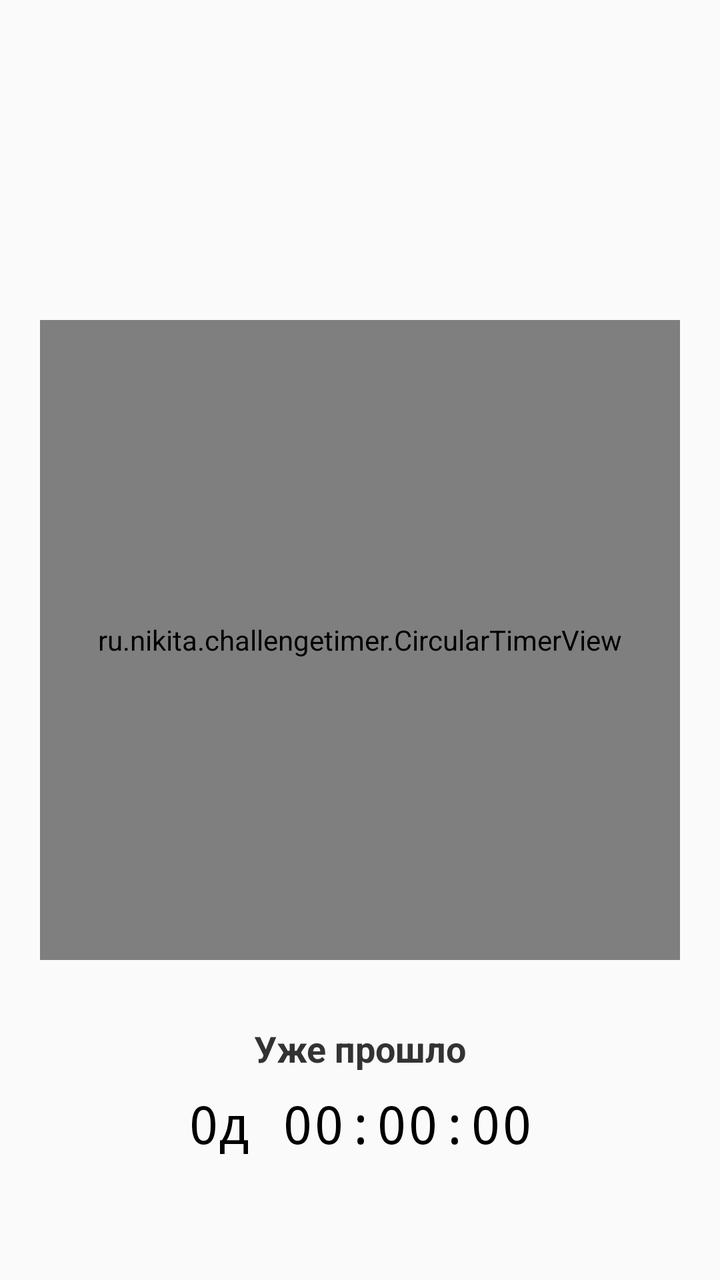
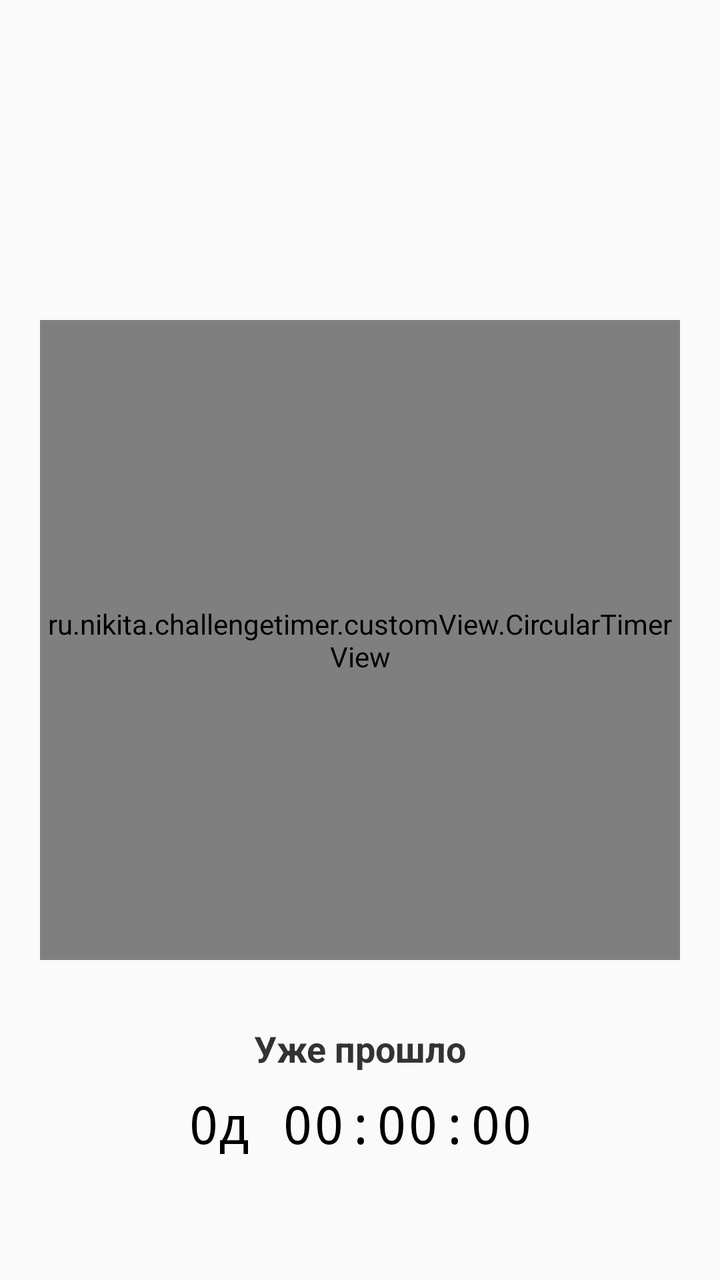

Two renders of the same Android screen: before a commit and after it. Below are the layout's source before the change and the commit's diff.
<!-- AndroidManifest.xml: application theme Theme.ChallengeTimer -->
<!-- res/layout/fragment_timer.xml -->
<?xml version="1.0" encoding="utf-8"?>
<androidx.constraintlayout.widget.ConstraintLayout xmlns:android="http://schemas.android.com/apk/res/android"
    xmlns:app="http://schemas.android.com/apk/res-auto"
    android:layout_width="match_parent"
    android:layout_height="match_parent"
    android:background="#FAFAFA"
    android:orientation="vertical">


    <ru.nikita.challengetimer.CircularTimerView
        android:id="@+id/timerView"
        android:layout_width="320dp"
        android:layout_height="320dp"
        app:layout_constraintBottom_toBottomOf="parent"
        app:layout_constraintEnd_toEndOf="parent"
        app:layout_constraintStart_toStartOf="parent"
        app:layout_constraintTop_toTopOf="parent" />

    <TextView
        android:id="@+id/tvPassedLabel"
        android:layout_width="wrap_content"
        android:layout_height="wrap_content"
        android:layout_marginTop="32dp"
        android:text="Уже прошло"
        android:textColor="#333333"
        android:textSize="18sp"
        android:textStyle="bold"
        app:layout_constraintEnd_toEndOf="@+id/timerView"
        app:layout_constraintStart_toStartOf="@+id/timerView"
        app:layout_constraintTop_toBottomOf="@+id/timerView" />

    <TextView
        android:id="@+id/tvPassedValue"
        android:layout_width="wrap_content"
        android:layout_height="wrap_content"
        android:layout_marginTop="8dp"
        android:fontFamily="monospace"
        android:text="0д 00:00:00"
        android:textColor="#000000"
        android:textSize="26sp"
        app:layout_constraintEnd_toEndOf="@+id/timerView"
        app:layout_constraintStart_toStartOf="@+id/timerView"
        app:layout_constraintTop_toBottomOf="@+id/tvPassedLabel" />

</androidx.constraintlayout.widget.ConstraintLayout>
<!-- resources referenced by this layout -->
<resources>
  <style name="Theme.ChallengeTimer" parent="Base.Theme.ChallengeTimer">
          <item name="android:statusBarColor">#FFFFFF</item> 
          <item name="android:windowLightStatusBar">true</item> 
      </style>
  <style name="Base.Theme.ChallengeTimer" parent="Theme.Material3.DayNight.NoActionBar">
          
          
      </style>
</resources>

<!-- the commit's change to res/layout/fragment_timer.xml (unified diff, before → after) -->
@@ -7,7 +7,7 @@
     android:orientation="vertical">
 
 
-    <ru.nikita.challengetimer.CircularTimerView
+    <ru.nikita.challengetimer.customView.CircularTimerView
         android:id="@+id/timerView"
         android:layout_width="320dp"
         android:layout_height="320dp"
